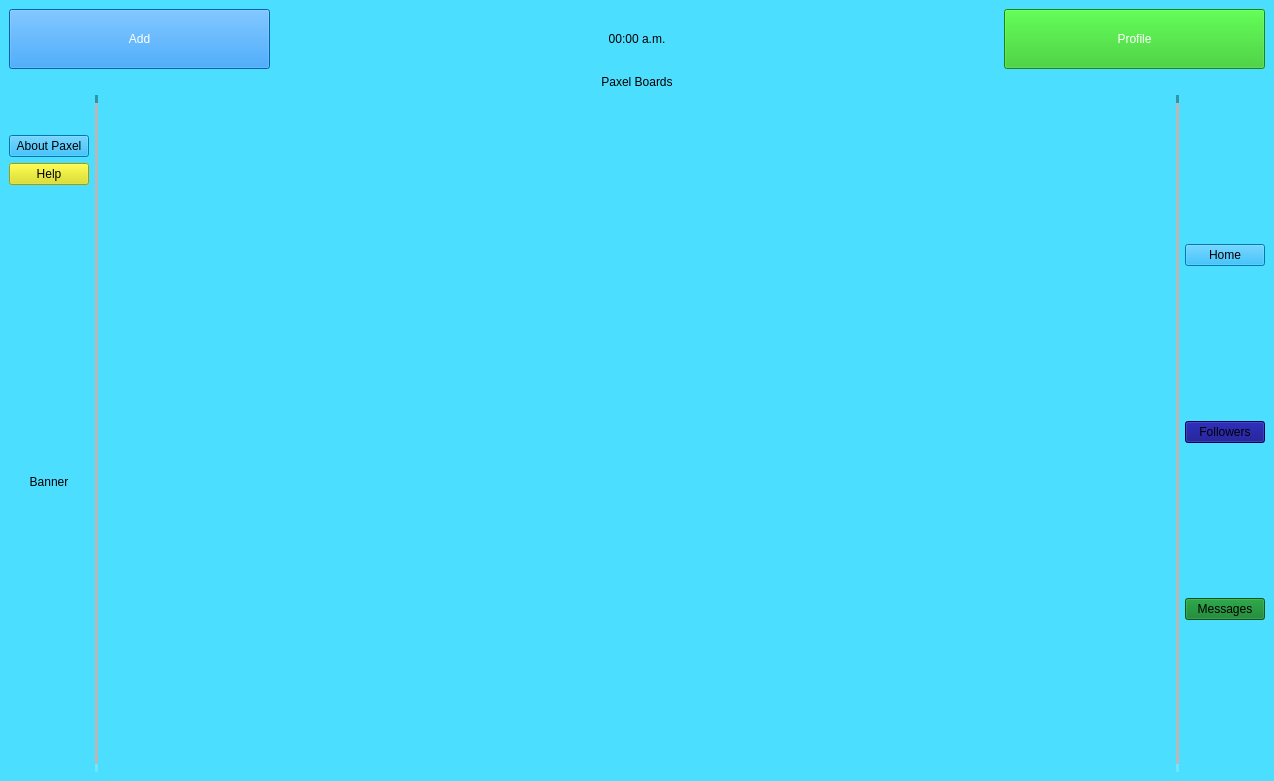
Before: the Qt Designer form Paxel/homescreen.ui in ClownKingWalrus/PAXEL, drawn with Qt 5.
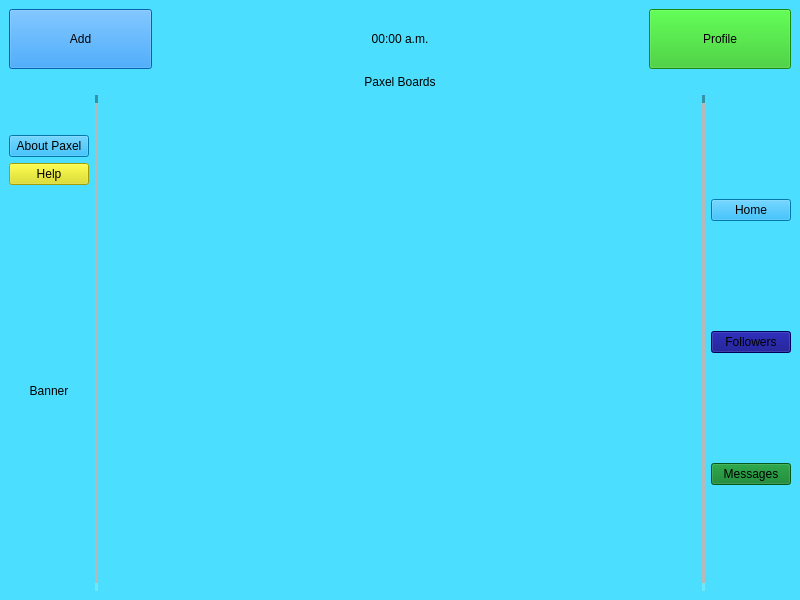
After: the same form once the commit is applied.

The edit to the form file:
```diff
--- a/Paxel/homescreen.ui
+++ b/Paxel/homescreen.ui
@@ -6,8 +6,8 @@
    <rect>
     <x>0</x>
     <y>0</y>
-    <width>1274</width>
-    <height>781</height>
+    <width>800</width>
+    <height>600</height>
    </rect>
   </property>
   <property name="windowTitle">
@@ -81,7 +81,7 @@
         <item>
          <widget class="QLabel" name="Banner">
           <property name="sizePolicy">
-           <sizepolicy hsizetype="Preferred" vsizetype="Expanding">
+           <sizepolicy hsizetype="Preferred" vsizetype="Preferred">
             <horstretch>0</horstretch>
             <verstretch>0</verstretch>
            </sizepolicy>
@@ -133,6 +133,9 @@
           <property name="verticalScrollBarPolicy">
            <enum>Qt::ScrollBarPolicy::ScrollBarAsNeeded</enum>
           </property>
+          <property name="horizontalScrollBarPolicy">
+           <enum>Qt::ScrollBarPolicy::ScrollBarAsNeeded</enum>
+          </property>
           <property name="widgetResizable">
            <bool>true</bool>
           </property>
@@ -141,8 +144,8 @@
             <rect>
              <x>0</x>
              <y>0</y>
-             <width>944</width>
-             <height>659</height>
+             <width>413</width>
+             <height>478</height>
             </rect>
            </property>
            <property name="sizePolicy">
@@ -274,8 +277,8 @@
          <bool>true</bool>
         </property>
         <property name="styleSheet">
-         <string notr="true">QPushButton { font: 16pt &quot;MS Serif&quot;;
-color: rgb(255, 255, 255);
+         <string notr="true">QPushButton { font: 700 17pt &quot;MS Sans Serif&quot;;
+color: rgb(0, 0, 0);
 background-color: rgb(8, 136, 245);
 }
 
@@ -358,8 +361,8 @@
          <bool>true</bool>
         </property>
         <property name="styleSheet">
-         <string notr="true">QPushButton { font: 16pt &quot;MS Serif&quot;;
-color: rgb(255, 255, 255);
+         <string notr="true">QPushButton { font: 700 17pt  &quot;MS Sans Serif&quot;;
+color: rgb(0, 0, 0);
 background-color: rgb(35, 193, 24);
 }
 
```
Left out of the diff: 14 changed lines with no effect on the pictures.
